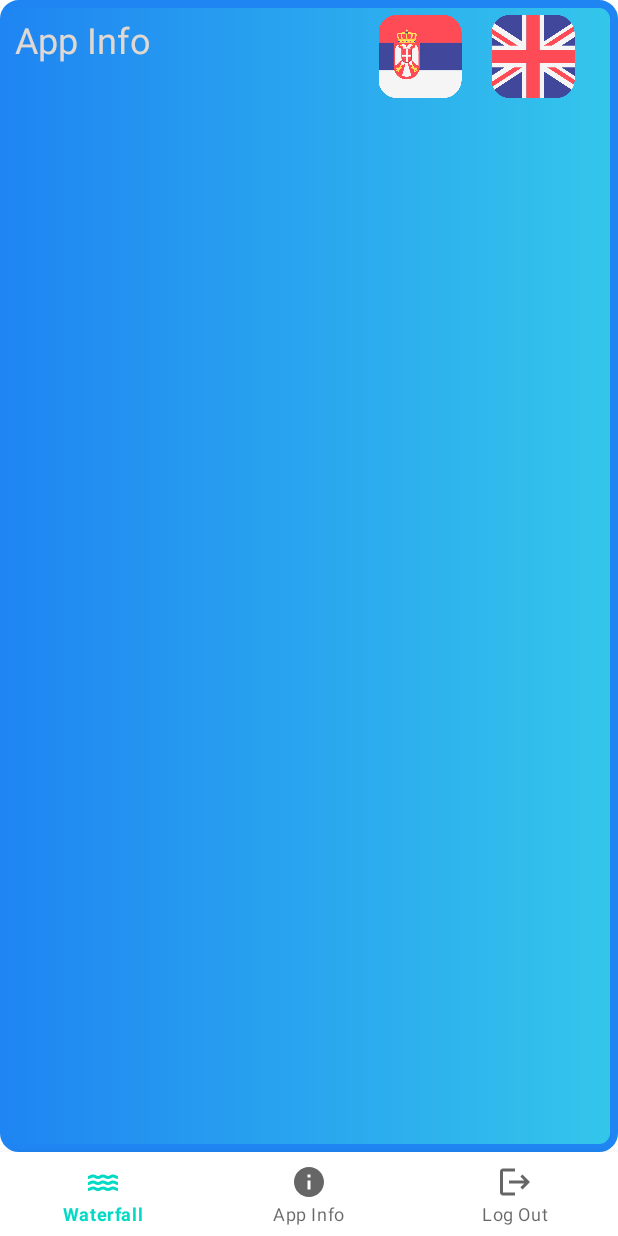
After one commit to RadojevicBranislav/PMA, an Android app: the fragment InfoFragment placed in its activity, on a phone screen of 412 x 824 dp. The commit adds this screen. Run offline under Robolectric (Android 15) with nearby library versions, the phone set to English and light mode, and no system bars.

Commit message:
Created fragments, bottom menu and almost completed infoFragment

```diff
--- /dev/null
+++ b/MyApplication7/app/src/main/java/com/example/myapplication77/HomeFragment.kt
@@ -0,0 +1,59 @@
+package com.example.myapplication77
+
+import android.os.Bundle
+import androidx.fragment.app.Fragment
+import android.view.LayoutInflater
+import android.view.View
+import android.view.ViewGroup
+
+// TODO: Rename parameter arguments, choose names that match
+// the fragment initialization parameters, e.g. ARG_ITEM_NUMBER
+private const val ARG_PARAM1 = "param1"
+private const val ARG_PARAM2 = "param2"
+
+/**
+ * A simple [Fragment] subclass.
+ * Use the [HomeFragment.newInstance] factory method to
+ * create an instance of this fragment.
+ */
+class HomeFragment : Fragment() {
+    // TODO: Rename and change types of parameters
+    private var param1: String? = null
+    private var param2: String? = null
+
+    override fun onCreate(savedInstanceState: Bundle?) {
+        super.onCreate(savedInstanceState)
+        arguments?.let {
+            param1 = it.getString(ARG_PARAM1)
+            param2 = it.getString(ARG_PARAM2)
+        }
+    }
+
+    override fun onCreateView(
+        inflater: LayoutInflater, container: ViewGroup?,
+        savedInstanceState: Bundle?
+    ): View? {
+        // Inflate the layout for this fragment
+        return inflater.inflate(R.layout.fragment_home, container, false)
+    }
+
+    companion object {
+        /**
+         * Use this factory method to create a new instance of
+         * this fragment using the provided parameters.
+         *
+         * @param param1 Parameter 1.
+         * @param param2 Parameter 2.
+         * @return A new instance of fragment HomeFragment.
+         */
+        // TODO: Rename and change types and number of parameters
+        @JvmStatic
+        fun newInstance(param1: String, param2: String) =
+            HomeFragment().apply {
+                arguments = Bundle().apply {
+                    putString(ARG_PARAM1, param1)
+                    putString(ARG_PARAM2, param2)
+                }
+            }
+    }
+}
--- /dev/null
+++ b/MyApplication7/app/src/main/java/com/example/myapplication77/InfoFragment.kt
@@ -0,0 +1,92 @@
+package com.pma.apolloapp
+
+import android.os.Bundle
+import androidx.fragment.app.Fragment
+import android.view.LayoutInflater
+import android.view.View
+import android.view.ViewGroup
+import android.widget.ImageView
+import android.widget.TextView
+import com.example.myapplication77.R
+
+// the fragment initialization parameters, e.g. ARG_ITEM_NUMBER
+private const val ARG_PARAM1 = "param1"
+private const val ARG_PARAM2 = "param2"
+
+/**
+ * A simple [Fragment] subclass.
+ * Use the [InfoFragment.newInstance] factory method to
+ * create an instance of this fragment.
+ */
+class InfoFragment : Fragment() {
+    private var param1: String? = null
+    private var param2: String? = null
+
+    private lateinit var img_srb: ImageView
+    private lateinit var img_eng: ImageView
+
+    override fun onCreate(savedInstanceState: Bundle?) {
+        super.onCreate(savedInstanceState)
+        arguments?.let {
+            param1 = it.getString(ARG_PARAM1)
+            param2 = it.getString(ARG_PARAM2)
+        }
+    }
+
+    override fun onCreateView(
+        inflater: LayoutInflater, container: ViewGroup?,
+        savedInstanceState: Bundle?
+    ): View? {
+        // Inflate the layout for this fragment
+
+
+
+        return inflater.inflate(R.layout.fragment_info, container, false)
+    }
+
+    companion object {
+        /**
+         * Use this factory method to create a new instance of
+         * this fragment using the provided parameters.
+         *
+         * @param param1 Parameter 1.
+         * @param param2 Parameter 2.
+         * @return A new instance of fragment InfoFragment.
+         */
+        @JvmStatic
+        fun newInstance(param1: String, param2: String) =
+            InfoFragment().apply {
+                arguments = Bundle().apply {
+                    putString(ARG_PARAM1, param1)
+                    putString(ARG_PARAM2, param2)
+                }
+            }
+    }
+
+    override fun onViewCreated(view: View, savedInstanceState: Bundle?) {
+        super.onViewCreated(view, savedInstanceState)
+
+        var txtView : TextView = view.findViewById(R.id.text)
+
+        var str_srb = resources.getString(R.string.string_srb)
+
+
+        var str_eng = resources.getString(R.string.string_eng)
+
+        img_srb = view.findViewById(R.id.img_srb)
+        img_eng = view.findViewById(R.id.img_usa)
+
+
+        img_srb.setOnClickListener {
+
+            txtView.text = str_srb
+
+        }
+
+        img_eng.setOnClickListener {
+            txtView.text = str_eng
+        }
+
+
+    }
+}
--- a/MyApplication7/app/src/main/java/com/example/myapplication77/MainActivity.kt
+++ b/MyApplication7/app/src/main/java/com/example/myapplication77/MainActivity.kt
@@ -1,14 +1,55 @@
 package com.example.myapplication77
 
+import android.content.Intent
 import androidx.appcompat.app.AppCompatActivity
 import android.os.Bundle
+import androidx.fragment.app.Fragment
+import com.example.myapplication77.databinding.ActivityMainBinding
+import com.pma.apolloapp.InfoFragment
 
 class MainActivity : AppCompatActivity() {
+
+    private lateinit var binding: ActivityMainBinding
+
+    //this is how fragments are changed
+    private fun replaceFragment(fragment: Fragment) {
+
+        val fragmentManager = supportFragmentManager
+        val fragmentTransaction = fragmentManager.beginTransaction()
+        fragmentTransaction.replace(R.id.frame_layout, fragment)
+
+        fragmentTransaction.commit()
+
+    }
+
+
     override fun onCreate(savedInstanceState: Bundle?) {
         super.onCreate(savedInstanceState)
-        setContentView(R.layout.activity_main)
+        getSupportActionBar()?.hide()
 
-        //Skida status bar
-        getSupportActionBar()?.hide()
+        binding = ActivityMainBinding.inflate(layoutInflater)
+
+        setContentView(binding.root)
+
+        replaceFragment(HomeFragment())
+
+        binding.bottomNavigationView.setOnItemSelectedListener {
+
+            when (it.itemId) {
+
+                R.id.home -> replaceFragment(HomeFragment())
+
+                R.id.profile -> replaceFragment(InfoFragment())
+
+                R.id.logout -> {
+                    val intent = Intent(this, LoginActivity::class.java)
+                    startActivity(intent)
+                }
+
+                else ->{}
+            }
+            true
+
+        }
     }
 }
--- a/MyApplication7/app/src/main/res/drawable/card_bg.xml
+++ b/MyApplication7/app/src/main/res/drawable/card_bg.xml
@@ -1,12 +1,12 @@
 <?xml version="1.0" encoding="utf-8"?>
 <shape xmlns:android="http://schemas.android.com/apk/res/android">
 
-    <gradient android:startColor="#000"
-        android:endColor="#876910"/>
+    <gradient android:startColor="#1f85f2"
+        android:endColor="#34c6eb"/>
 
     <corners android:radius="10dp"/>
 
-    <stroke android:color="#ffbf00"
-        android:width="2dp"/>
+    <stroke android:color="#1f85f2"
+        android:width="5dp"/>
 
 </shape>
--- /dev/null
+++ b/MyApplication7/app/src/main/res/drawable/ic_baseline_water_24.xml
@@ -0,0 +1,5 @@
+<vector android:height="24dp" android:tint="#000000"
+    android:viewportHeight="24" android:viewportWidth="24"
+    android:width="24dp" xmlns:android="http://schemas.android.com/apk/res/android">
+    <path android:fillColor="@android:color/white" android:pathData="M21.98,14H22H21.98zM5.35,13c1.19,0 1.42,1 3.33,1c1.95,0 2.09,-1 3.33,-1c1.19,0 1.42,1 3.33,1c1.95,0 2.09,-1 3.33,-1c1.19,0 1.4,0.98 3.31,1v-2c-1.19,0 -1.42,-1 -3.33,-1c-1.95,0 -2.09,1 -3.33,1c-1.19,0 -1.42,-1 -3.33,-1c-1.95,0 -2.09,1 -3.33,1c-1.19,0 -1.42,-1 -3.33,-1C3.38,11 3.24,12 2,12v2C3.9,14 4.17,13 5.35,13zM18.67,15c-1.95,0 -2.09,1 -3.33,1c-1.19,0 -1.42,-1 -3.33,-1c-1.95,0 -2.1,1 -3.34,1c-1.24,0 -1.38,-1 -3.33,-1c-1.95,0 -2.1,1 -3.34,1v2c1.95,0 2.11,-1 3.34,-1c1.24,0 1.38,1 3.33,1c1.95,0 2.1,-1 3.34,-1c1.19,0 1.42,1 3.33,1c1.94,0 2.09,-1 3.33,-1c1.19,0 1.42,1 3.33,1v-2C20.76,16 20.62,15 18.67,15zM5.35,9c1.19,0 1.42,1 3.33,1c1.95,0 2.09,-1 3.33,-1c1.19,0 1.42,1 3.33,1c1.95,0 2.09,-1 3.33,-1c1.19,0 1.4,0.98 3.31,1V8c-1.19,0 -1.42,-1 -3.33,-1c-1.95,0 -2.09,1 -3.33,1c-1.19,0 -1.42,-1 -3.33,-1C10.04,7 9.9,8 8.66,8C7.47,8 7.24,7 5.33,7C3.38,7 3.24,8 2,8v2C3.9,10 4.17,9 5.35,9z"/>
+</vector>
--- a/MyApplication7/app/src/main/res/layout/activity_main.xml
+++ b/MyApplication7/app/src/main/res/layout/activity_main.xml
@@ -6,4 +6,25 @@
     android:layout_height="match_parent"
     tools:context=".MainActivity">
 
+    <FrameLayout
+        android:id="@+id/frame_layout"
+        android:layout_width="0dp"
+        android:layout_height="0dp"
+        app:layout_constraintBottom_toTopOf="@+id/bottomNavigationView"
+        app:layout_constraintEnd_toEndOf="parent"
+        app:layout_constraintStart_toStartOf="parent"
+        app:layout_constraintTop_toTopOf="parent">
+    </FrameLayout>
+
+    <com.google.android.material.bottomnavigation.BottomNavigationView
+        android:id="@+id/bottomNavigationView"
+        android:layout_width="0dp"
+        android:layout_height="wrap_content"
+        app:layout_constraintBottom_toBottomOf="parent"
+        app:layout_constraintEnd_toEndOf="parent"
+        app:layout_constraintStart_toStartOf="parent"
+        app:menu="@menu/bottom_nav"
+        >
+
+    </com.google.android.material.bottomnavigation.BottomNavigationView>
 </androidx.constraintlayout.widget.ConstraintLayout>
--- /dev/null
+++ b/MyApplication7/app/src/main/res/layout/fragment_info.xml
@@ -0,0 +1,52 @@
+<?xml version="1.0" encoding="utf-8"?>
+<FrameLayout xmlns:android="http://schemas.android.com/apk/res/android"
+    xmlns:app="http://schemas.android.com/apk/res-auto"
+    xmlns:tools="http://schemas.android.com/tools"
+    android:id="@+id/app"
+    android:layout_width="match_parent"
+    android:layout_height="match_parent"
+    android:background="@drawable/card_bg"
+    tools:context=".InfoFragment">
+
+    <ImageView
+        android:id="@+id/img_srb"
+        android:layout_width="60dp"
+        android:layout_height="55dp"
+        android:layout_marginStart="250dp"
+        android:layout_marginTop="10dp"
+        android:contentDescription="@string/laguage_change_icon_for_serbian"
+        android:src="@drawable/serbia" />
+
+    <ImageView
+        android:id="@+id/img_usa"
+        android:layout_width="60dp"
+        android:layout_height="55dp"
+        android:layout_marginStart="325dp"
+        android:layout_marginTop="10dp"
+        android:contentDescription="@string/laguage_change_icon_for_english"
+        android:src="@drawable/unitedkingdom" />
+
+    <TextView
+        android:id="@+id/App_info"
+        android:layout_width="102dp"
+        android:layout_height="43dp"
+        android:layout_marginStart="10dp"
+        android:layout_marginTop="10dp"
+        android:text="@string/app_info"
+        android:textColor="@color/darker_white"
+        android:textSize="24sp"
+        tools:text="App Info" />
+
+    <TextView
+        android:id="@+id/text"
+        android:layout_width="375dp"
+        android:layout_height="586dp"
+        android:layout_marginStart="7dp"
+        android:layout_marginTop="105dp"
+        android:text=""
+        android:textAlignment="center"
+        android:textColor="@color/darker_white"
+        android:textSize="20sp" />
+
+
+</FrameLayout>
--- /dev/null
+++ b/MyApplication7/app/src/main/res/menu/bottom_nav.xml
@@ -0,0 +1,13 @@
+<?xml version="1.0" encoding="utf-8"?>
+<menu xmlns:android="http://schemas.android.com/apk/res/android">
+    <item android:title="Waterfall"
+        android:id="@+id/home"
+        android:icon="@drawable/ic_baseline_water_24"/>
+    <item android:title="App Info"
+        android:id="@+id/profile"
+        android:icon="@drawable/ic_baseline_info_24"/>
+
+    <item android:title="Log Out"
+        android:id="@+id/logout"
+        android:icon="@drawable/ic_baseline_logout_24"/>
+</menu>
--- a/MyApplication7/app/src/main/res/values/colors.xml
+++ b/MyApplication7/app/src/main/res/values/colors.xml
@@ -7,4 +7,9 @@
     <color name="teal_700">#FF018786</color>
     <color name="black">#FF000000</color>
     <color name="white">#FFFFFFFF</color>
+    <color name="purple_input">#9A27CC</color>
+    <color name="purple_bg">#625873</color>
+    <color name="darker_white">#E1D9D1</color>
+    <color name="darker_green">#149634</color>
+    <color name="more_darker_green">#29382d</color>
 </resources>
```
Also changed, not shown: MyApplication7/app/src/main/res/layout/fragment_home.xml (added, +14 -0 lines), MyApplication7/app/src/main/res/layout/item_rcv.xml (added, +70 -0 lines), MyApplication7/app/src/main/res/values/strings.xml (+26 -1 lines).
